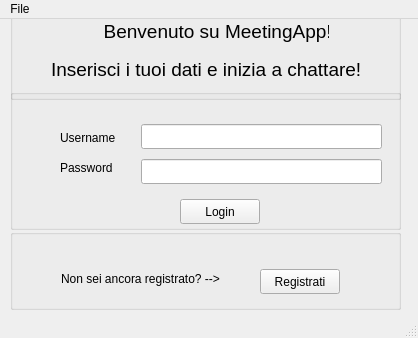
Qt form QTClient/login.ui (giuseppegiuffry/MeetingApp) before a commit.
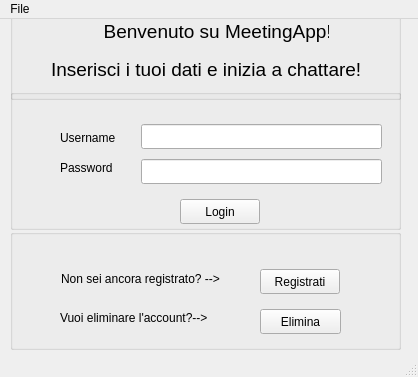
The same form after that commit.

Commit message: aggiunta eliminazione account

Patch:
```diff
--- a/QTClient/login.ui
+++ b/QTClient/login.ui
@@ -7,7 +7,7 @@
     <x>0</x>
     <y>0</y>
     <width>418</width>
-    <height>338</height>
+    <height>377</height>
    </rect>
   </property>
   <property name="windowTitle">
@@ -159,7 +159,7 @@
       <x>10</x>
       <y>210</y>
       <width>391</width>
-      <height>81</height>
+      <height>121</height>
      </rect>
     </property>
     <property name="title">
@@ -191,6 +191,32 @@
       <string>Registrati</string>
      </property>
     </widget>
+    <widget class="QLabel" name="label_6">
+     <property name="geometry">
+      <rect>
+       <x>50</x>
+       <y>80</y>
+       <width>198</width>
+       <height>17</height>
+      </rect>
+     </property>
+     <property name="text">
+      <string>Vuoi eliminare l'account?--&gt;</string>
+     </property>
+    </widget>
+    <widget class="QPushButton" name="deleteButton">
+     <property name="geometry">
+      <rect>
+       <x>250</x>
+       <y>80</y>
+       <width>81</width>
+       <height>25</height>
+      </rect>
+     </property>
+     <property name="text">
+      <string>Elimina</string>
+     </property>
+    </widget>
    </widget>
   </widget>
   <widget class="QMenuBar" name="menuBar">
```
The commit also changes 31 other files.
